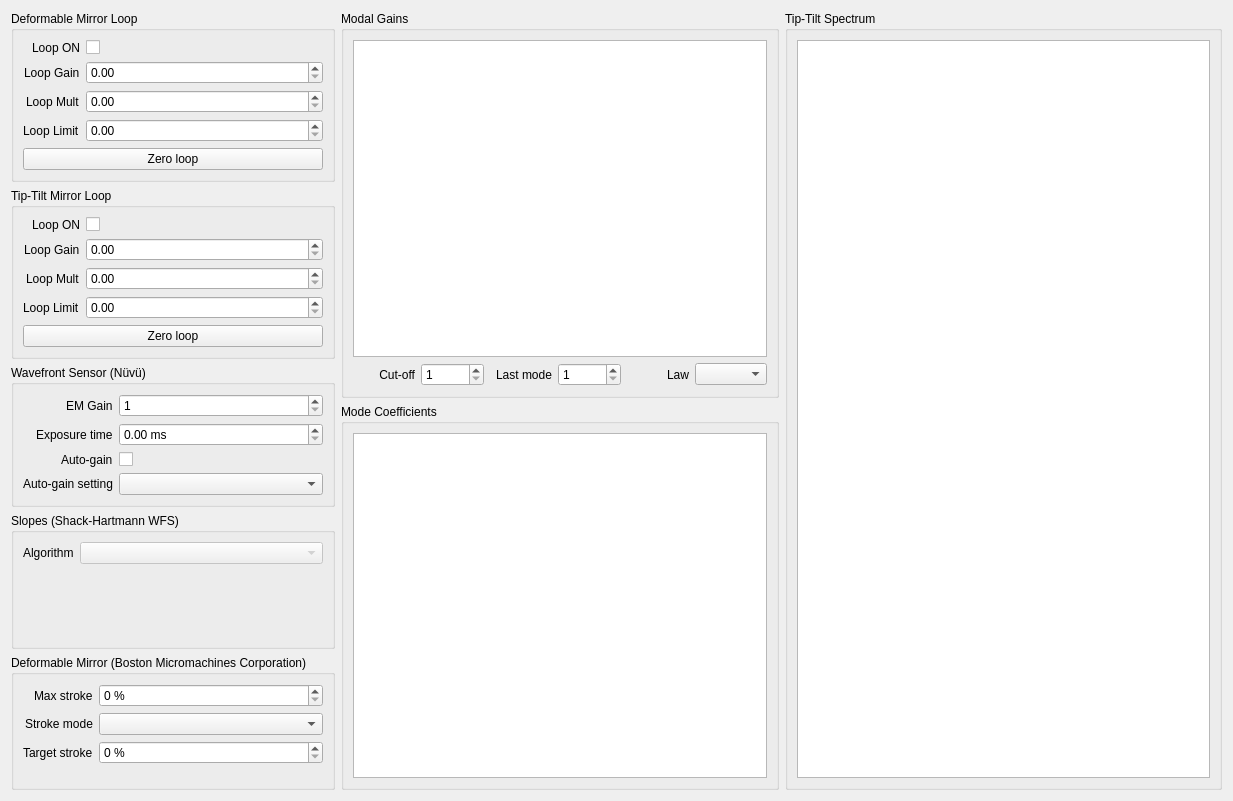
Before: the Qt Designer form guis/ui/loop_controls.ui in janis-hag/kalao-ics, drawn with Qt 5.
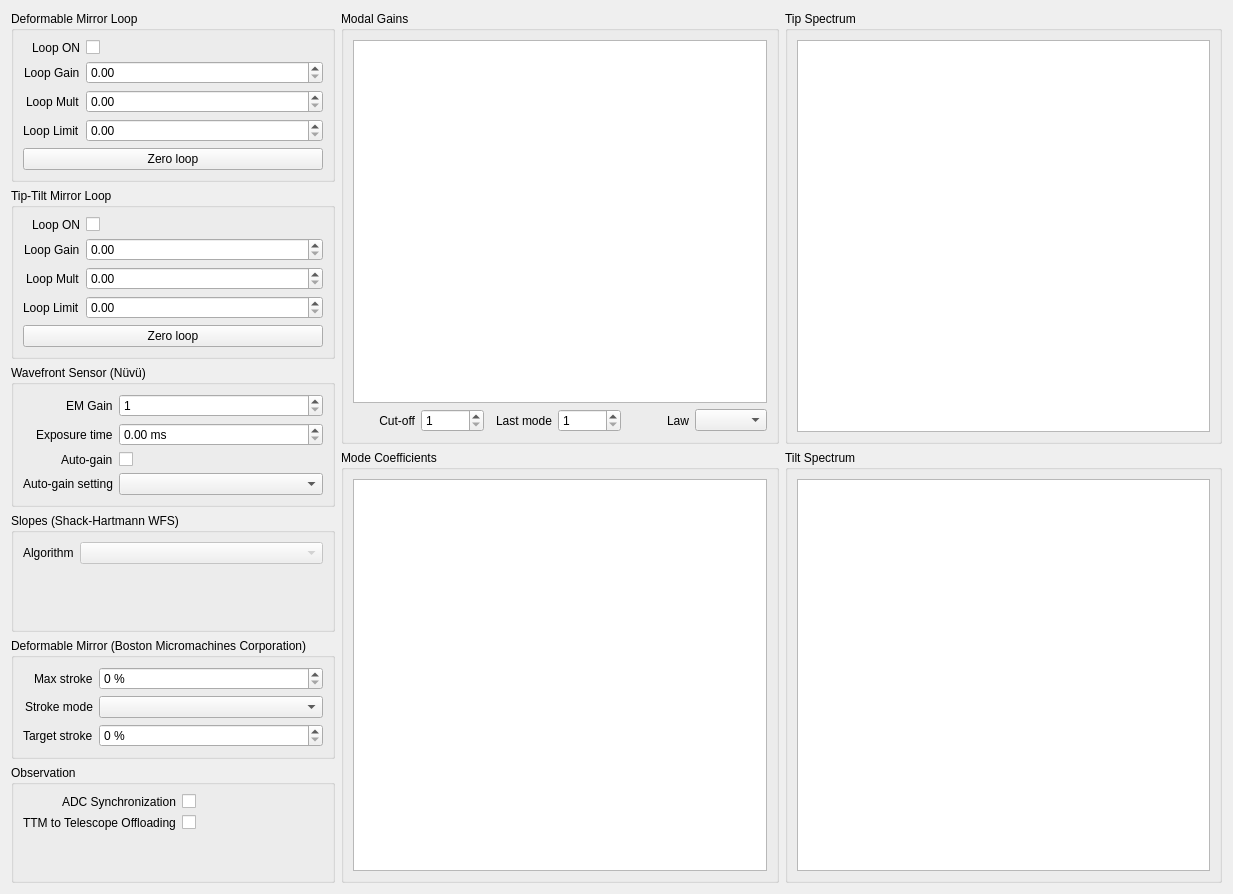
After: the same form once the commit is applied. Custom widgets are drawn as their Qt base class.

Patch:
```diff
--- a/guis/ui/loop_controls.ui
+++ b/guis/ui/loop_controls.ui
@@ -7,7 +7,7 @@
     <x>0</x>
     <y>0</y>
     <width>1233</width>
-    <height>801</height>
+    <height>894</height>
    </rect>
   </property>
   <property name="windowTitle">
@@ -384,6 +384,46 @@
        </layout>
       </widget>
      </item>
+     <item>
+      <widget class="QGroupBox" name="observation_groupbox">
+       <property name="title">
+        <string>Observation</string>
+       </property>
+       <layout class="QFormLayout" name="formLayout_6">
+        <property name="labelAlignment">
+         <set>Qt::AlignRight|Qt::AlignTrailing|Qt::AlignVCenter</set>
+        </property>
+        <item row="0" column="0">
+         <widget class="QLabel" name="adc_update_label">
+          <property name="text">
+           <string>ADC Synchronization</string>
+          </property>
+         </widget>
+        </item>
+        <item row="0" column="1">
+         <widget class="QCheckBox" name="adc_update_checkbox">
+          <property name="text">
+           <string/>
+          </property>
+         </widget>
+        </item>
+        <item row="1" column="0">
+         <widget class="QLabel" name="ttm_offload_label">
+          <property name="text">
+           <string>TTM to Telescope Offloading</string>
+          </property>
+         </widget>
+        </item>
+        <item row="1" column="1">
+         <widget class="QCheckBox" name="ttm_offload_checkbox">
+          <property name="text">
+           <string/>
+          </property>
+         </widget>
+        </item>
+       </layout>
+      </widget>
+     </item>
     </layout>
    </item>
    <item>
@@ -476,11 +516,23 @@
      <item>
       <widget class="QGroupBox" name="tiptilt_groupbox">
        <property name="title">
-        <string>Tip-Tilt Spectrum</string>
+        <string>Tip Spectrum</string>
        </property>
        <layout class="QGridLayout" name="gridLayout">
         <item row="0" column="0">
-         <widget class="KDraggableChartView" name="tiptilt_spectrum_plot"/>
+         <widget class="KDraggableChartView" name="tip_spectrum_plot"/>
+        </item>
+       </layout>
+      </widget>
+     </item>
+     <item>
+      <widget class="QGroupBox" name="tilt_groupbox">
+       <property name="title">
+        <string>Tilt Spectrum</string>
+       </property>
+       <layout class="QGridLayout" name="gridLayout_3">
+        <item row="0" column="0">
+         <widget class="KDraggableChartView" name="tilt_spectrum_plot"/>
         </item>
        </layout>
       </widget>
```
Left out of the diff: 2 changed lines with no effect on the pictures.
